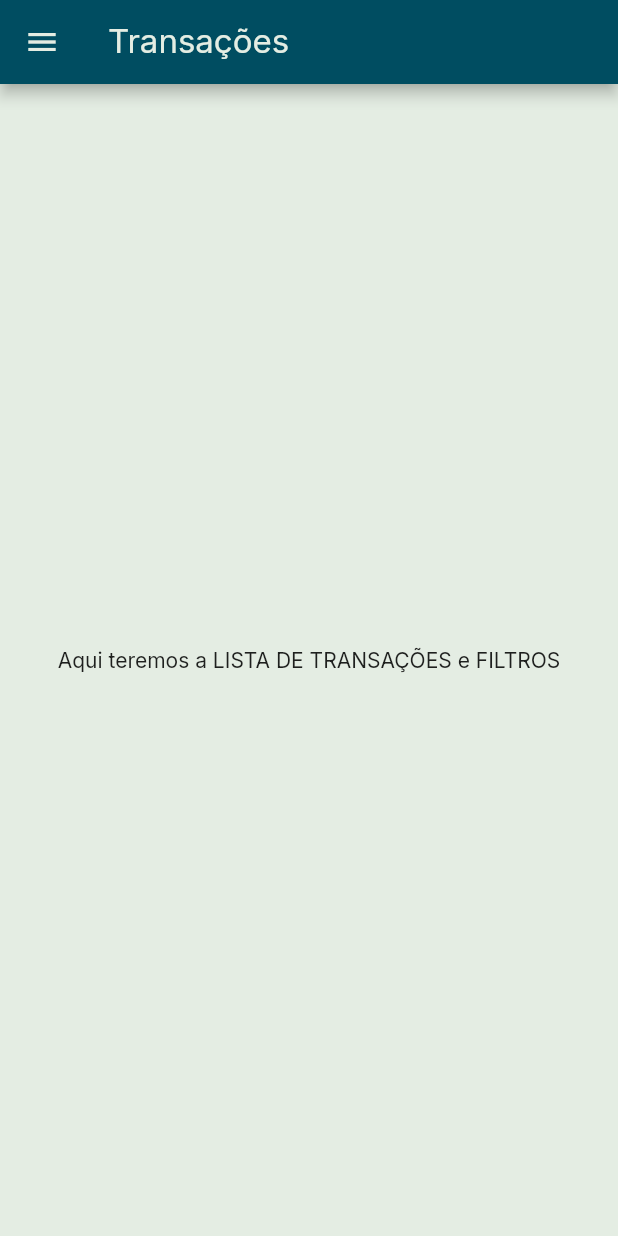
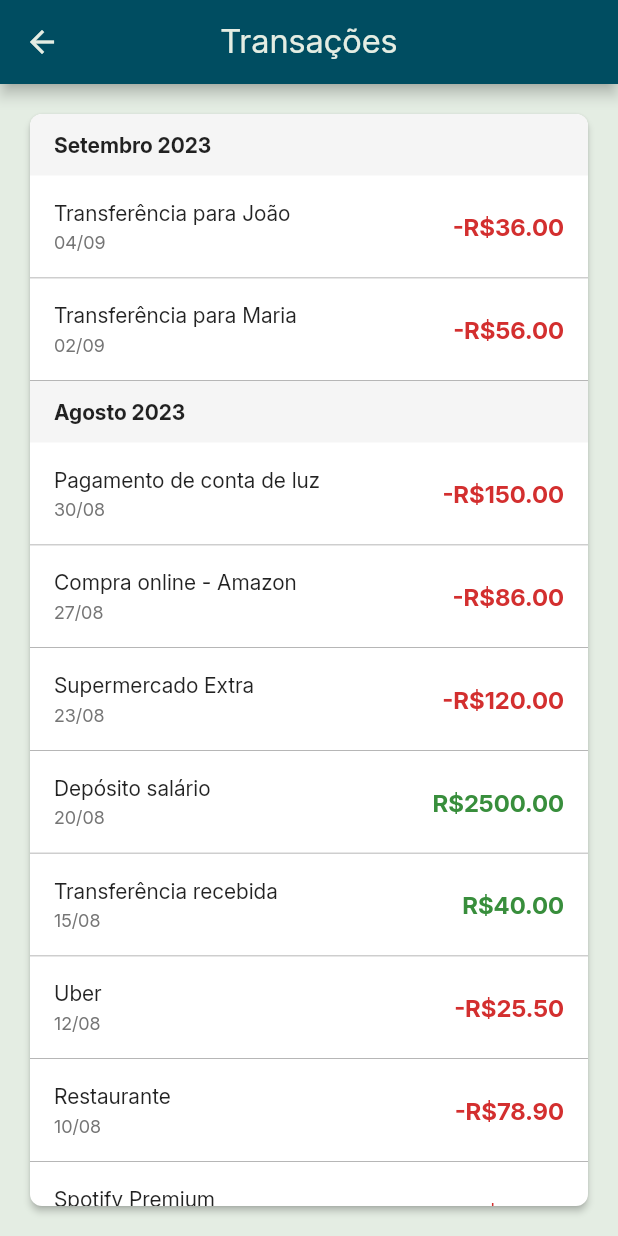
Before and after one commit to sucodelarangela/tech-challenge-flutter, a Flutter app: the TransactionsScreen screen opened by its route, on a phone screen of 412 x 824 dp. Run offline on Flutter 3.47's test engine with Material 3 defaults, Android fonts, the phone set to English and light mode, and no system bars.

Commit message:
wip: fazendo transacoes

```diff
--- /dev/null
+++ b/lib/models/transaction_mode.dart
@@ -0,0 +1,26 @@
+// lib/models/transaction_model.dart
+class Transaction {
+  final String id;
+  final String description;
+  final double amount;
+  final DateTime date;
+  final String type; // 'deposit' ou 'transfer'
+
+  Transaction({
+    required this.id,
+    required this.description,
+    required this.amount,
+    required this.date,
+    required this.type,
+  });
+
+  factory Transaction.fromJson(Map<String, dynamic> json) {
+    return Transaction(
+      id: json['id'],
+      description: json['description'],
+      amount: json['amount'].toDouble(),
+      date: DateTime.parse(json['date']),
+      type: json['type'],
+    );
+  }
+}
--- /dev/null
+++ b/lib/screens/transaction_mock.dart
@@ -0,0 +1,212 @@
+final List<Map<String, dynamic>> transactionsMock = [
+  {
+    "id": "1",
+    "description": "Transferência para João",
+    "amount": -36.00,
+    "date": "2023-09-04T00:00:00.000Z",
+    "type": "transfer",
+  },
+  {
+    "id": "2",
+    "description": "Transferência para Maria",
+    "amount": -56.00,
+    "date": "2023-09-02T00:00:00.000Z",
+    "type": "transfer",
+  },
+  {
+    "id": "3",
+    "description": "Pagamento de conta de luz",
+    "amount": -150.00,
+    "date": "2023-08-30T00:00:00.000Z",
+    "type": "transfer",
+  },
+  {
+    "id": "4",
+    "description": "Compra online - Amazon",
+    "amount": -86.00,
+    "date": "2023-08-27T00:00:00.000Z",
+    "type": "transfer",
+  },
+  {
+    "id": "5",
+    "description": "Supermercado Extra",
+    "amount": -120.00,
+    "date": "2023-08-23T00:00:00.000Z",
+    "type": "transfer",
+  },
+  {
+    "id": "6",
+    "description": "Depósito salário",
+    "amount": 2500.00,
+    "date": "2023-08-20T00:00:00.000Z",
+    "type": "deposit",
+  },
+  {
+    "id": "7",
+    "description": "Transferência recebida",
+    "amount": 40.00,
+    "date": "2023-08-15T00:00:00.000Z",
+    "type": "deposit",
+  },
+  {
+    "id": "8",
+    "description": "Uber",
+    "amount": -25.50,
+    "date": "2023-08-12T00:00:00.000Z",
+    "type": "transfer",
+  },
+  {
+    "id": "9",
+    "description": "Restaurante",
+    "amount": -78.90,
+    "date": "2023-08-10T00:00:00.000Z",
+    "type": "transfer",
+  },
+  {
+    "id": "10",
+    "description": "Spotify Premium",
+    "amount": -19.90,
+    "date": "2023-08-05T00:00:00.000Z",
+    "type": "transfer",
+  },
+  {
+    "id": "11",
+    "description": "Depósito de cliente",
+    "amount": 320.00,
+    "date": "2023-08-01T00:00:00.000Z",
+    "type": "deposit",
+  },
+  {
+    "id": "12",
+    "description": "Cinema",
+    "amount": -35.00,
+    "date": "2023-07-28T00:00:00.000Z",
+    "type": "transfer",
+  },
+  {
+    "id": "13",
+    "description": "Farmácia",
+    "amount": -42.75,
+    "date": "2023-07-25T00:00:00.000Z",
+    "type": "transfer",
+  },
+  {
+    "id": "14",
+    "description": "Presente aniversário",
+    "amount": -120.00,
+    "date": "2023-07-20T00:00:00.000Z",
+    "type": "transfer",
+  },
+  {
+    "id": "15",
+    "description": "Depósito bônus",
+    "amount": 150.00,
+    "date": "2023-07-15T00:00:00.000Z",
+    "type": "deposit",
+  },
+  {
+    "id": "16",
+    "description": "Gasolina",
+    "amount": -180.00,
+    "date": "2023-07-10T00:00:00.000Z",
+    "type": "transfer",
+  },
+  {
+    "id": "17",
+    "description": "Assinatura Netflix",
+    "amount": -32.90,
+    "date": "2023-07-05T00:00:00.000Z",
+    "type": "transfer",
+  },
+  {
+    "id": "18",
+    "description": "Freelance recebido",
+    "amount": 500.00,
+    "date": "2023-07-01T00:00:00.000Z",
+    "type": "deposit",
+  },
+  {
+    "id": "19",
+    "description": "Academia",
+    "amount": -89.90,
+    "date": "2023-06-28T00:00:00.000Z",
+    "type": "transfer",
+  },
+  {
+    "id": "20",
+    "description": "Compras no shopping",
+    "amount": -210.00,
+    "date": "2023-06-25T00:00:00.000Z",
+    "type": "transfer",
+  },
+  {
+    "id": "21",
+    "description": "Consulta médica",
+    "amount": -250.00,
+    "date": "2023-06-20T00:00:00.000Z",
+    "type": "transfer",
+  },
+  {
+    "id": "22",
+    "description": "Restituição IR",
+    "amount": 420.50,
+    "date": "2023-06-15T00:00:00.000Z",
+    "type": "deposit",
+  },
+  {
+    "id": "23",
+    "description": "Manutenção carro",
+    "amount": -350.00,
+    "date": "2023-06-10T00:00:00.000Z",
+    "type": "transfer",
+  },
+  {
+    "id": "24",
+    "description": "Presente Dia dos Namorados",
+    "amount": -150.00,
+    "date": "2023-06-05T00:00:00.000Z",
+    "type": "transfer",
+  },
+  {
+    "id": "25",
+    "description": "Salário adicional",
+    "amount": 800.00,
+    "date": "2023-06-01T00:00:00.000Z",
+    "type": "deposit",
+  },
+  {
+    "id": "26",
+    "description": "Viagem final de semana",
+    "amount": -450.00,
+    "date": "2023-05-28T00:00:00.000Z",
+    "type": "transfer",
+  },
+  {
+    "id": "27",
+    "description": "Celular novo",
+    "amount": -1200.00,
+    "date": "2023-05-25T00:00:00.000Z",
+    "type": "transfer",
+  },
+  {
+    "id": "28",
+    "description": "Reembolso seguro",
+    "amount": 180.00,
+    "date": "2023-05-20T00:00:00.000Z",
+    "type": "deposit",
+  },
+  {
+    "id": "29",
+    "description": "Material de trabalho",
+    "amount": -95.80,
+    "date": "2023-05-15T00:00:00.000Z",
+    "type": "transfer",
+  },
+  {
+    "id": "30",
+    "description": "Investimento dividendos",
+    "amount": 320.00,
+    "date": "2023-05-10T00:00:00.000Z",
+    "type": "deposit",
+  },
+];
--- a/lib/screens/transactions_screen.dart
+++ b/lib/screens/transactions_screen.dart
@@ -1,17 +1,161 @@
 import 'package:flutter/material.dart';
-import 'package:tech_challenge_flutter/widgets/main_drawer.dart';
+import 'package:tech_challenge_flutter/models/transaction_mode.dart';
+import 'package:tech_challenge_flutter/screens/transaction_mock.dart';
 
-class TransactionsScreen extends StatelessWidget {
+class TransactionsScreen extends StatefulWidget {
   const TransactionsScreen({super.key});
 
   @override
+  State<TransactionsScreen> createState() => _TransactionsScreenState();
+}
+
+class _TransactionsScreenState extends State<TransactionsScreen> {
+  late List<Transaction> transactions;
+
+  @override
   Widget build(BuildContext context) {
+    final groupedTransactions = _groupByMonth(transactions);
+
     return Scaffold(
-      appBar: AppBar(title: Text('Transações')),
-
-      drawer: MainDrawer(),
-
-      body: Center(child: Text('Aqui teremos a LISTA DE TRANSAÇÕES e FILTROS')),
+      appBar: AppBar(title: const Text('Transações'), centerTitle: true),
+      body: Padding(
+        padding: const EdgeInsets.all(16.0),
+        child: Card(
+          color: Colors.white,
+          elevation: 2,
+          shape: RoundedRectangleBorder(borderRadius: BorderRadius.circular(8)),
+          child: ClipRRect(
+            borderRadius: BorderRadius.circular(8),
+            child: ListView(
+              shrinkWrap: true,
+              physics: const NeverScrollableScrollPhysics(),
+              children:
+                  groupedTransactions.entries.map((entry) {
+                    return Column(
+                      crossAxisAlignment: CrossAxisAlignment.start,
+                      children: [
+                        _buildMesHeader(entry.key),
+                        ...entry.value
+                            .map(
+                              (transaction) => _buildTransacao(
+                                transaction.description,
+                                _formatDate(transaction.date),
+                                transaction.amount,
+                                transaction.type,
+                              ),
+                            )
+                            .toList(),
+                      ],
+                    );
+                  }).toList(),
+            ),
+          ),
+        ),
+      ),
     );
   }
+
+  @override
+  void initState() {
+    super.initState();
+    transactions =
+        transactionsMock.map((json) => Transaction.fromJson(json)).toList();
+
+    transactions.sort((a, b) => b.date.compareTo(a.date));
+  }
+
+  Widget _buildMesHeader(String mes) {
+    return Container(
+      width: double.infinity,
+      padding: const EdgeInsets.symmetric(vertical: 12, horizontal: 16),
+      color: Colors.grey[100],
+      child: Text(
+        mes,
+        style: const TextStyle(
+          fontWeight: FontWeight.bold,
+          fontSize: 14,
+          color: Colors.black87,
+        ),
+      ),
+    );
+  }
+
+  Widget _buildTransacao(
+    String descricao,
+    String data,
+    double valor,
+    String tipo,
+  ) {
+    return Container(
+      padding: const EdgeInsets.symmetric(vertical: 16, horizontal: 16),
+      decoration: const BoxDecoration(
+        border: Border(bottom: BorderSide(color: Colors.grey, width: 0.5)),
+      ),
+      child: Row(
+        mainAxisAlignment: MainAxisAlignment.spaceBetween,
+        children: [
+          Column(
+            crossAxisAlignment: CrossAxisAlignment.start,
+            children: [
+              Text(
+                descricao,
+                style: const TextStyle(
+                  fontSize: 14,
+                  fontWeight: FontWeight.w500,
+                ),
+              ),
+              const SizedBox(height: 4),
+              Text(
+                data,
+                style: TextStyle(fontSize: 12, color: Colors.grey[600]),
+              ),
+            ],
+          ),
+          Text(
+            valor >= 0
+                ? 'R\$${valor.toStringAsFixed(2)}'
+                : '-R\$${(-valor).toStringAsFixed(2)}',
+            style: TextStyle(
+              fontSize: 16,
+              fontWeight: FontWeight.bold,
+              color: valor >= 0 ? Colors.green[700] : Colors.red[700],
+            ),
+          ),
+        ],
+      ),
+    );
+  }
+
+  String _formatDate(DateTime date) {
+    return '${date.day.toString().padLeft(2, '0')}/${date.month.toString().padLeft(2, '0')}';
+  }
+
+  String _getMonthName(int month) {
+    return [
+      'Janeiro',
+      'Fevereiro',
+      'Março',
+      'Abril',
+      'Maio',
+      'Junho',
+      'Julho',
+      'Agosto',
+      'Setembro',
+      'Outubro',
+      'Novembro',
+      'Dezembro',
+    ][month - 1];
+  }
+
+  Map<String, List<Transaction>> _groupByMonth(List<Transaction> transactions) {
+    final Map<String, List<Transaction>> grouped = {};
+
+    for (final transaction in transactions) {
+      final monthYear =
+          '${_getMonthName(transaction.date.month)} ${transaction.date.year}';
+      grouped.putIfAbsent(monthYear, () => []).add(transaction);
+    }
+
+    return grouped;
+  }
 }
```
Also changed, not shown: pubspec.yaml (+5 -5 lines).
